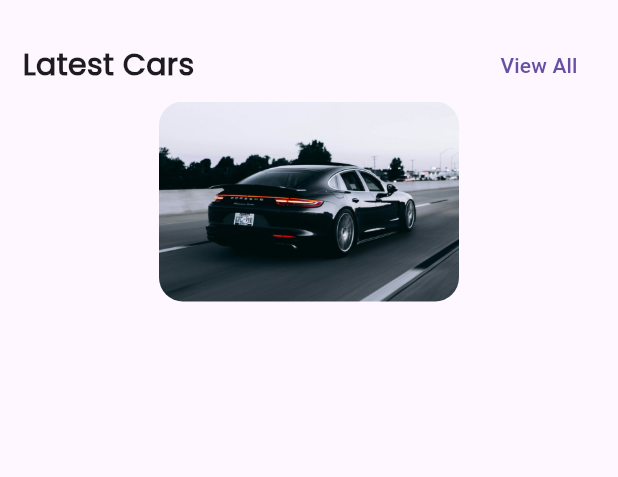
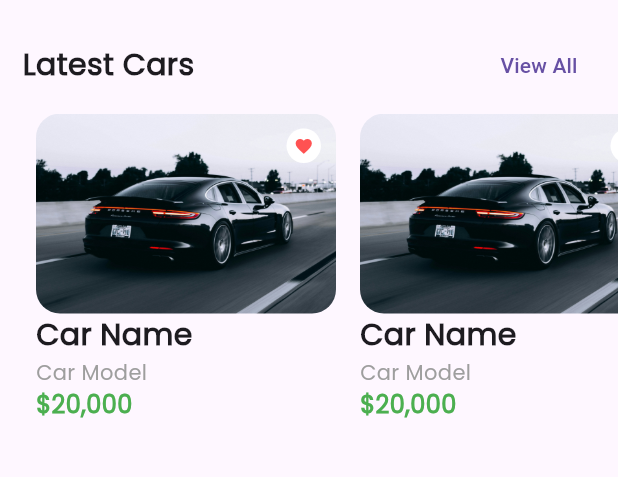
Before and after one commit to lesajayaweera/MAD_assignment_final, a Flutter app: the screen it shows after launch, on a phone screen of 412 x 824 dp, the part 485-962 px from its top. Run offline on Flutter 3.47's test engine with Material 3 defaults, Android fonts, the phone set to English and light mode, and no system bars.

Commit message:
done with the product container of the home page

```diff
--- a/lib/components/pages/Home/product_container.dart
+++ b/lib/components/pages/Home/product_container.dart
@@ -5,10 +5,15 @@ class carContainer extends StatelessWidget {
 
   @override
   Widget build(BuildContext context) {
-    return Container(
+    return Padding(
+      padding: const EdgeInsets.all(8.0),
+      child: Container(
         child: Column(
+          crossAxisAlignment: CrossAxisAlignment.start,
           mainAxisAlignment: MainAxisAlignment.start,
-        crossAxisAlignment: CrossAxisAlignment.start,
+          mainAxisSize: MainAxisSize.min,
+          children: [
+            Stack(
               children: [
                 ClipRRect(
                   borderRadius: BorderRadius.circular(16),
@@ -18,7 +23,53 @@ class carContainer extends StatelessWidget {
                     width: 200,
                   ),
                 ),
+                Positioned(
+                  top: 10,
+                  right: 10,
+                  child: Container(
+                    padding: EdgeInsets.all(5),
+                    decoration: BoxDecoration(
+                      color: Colors.white,
+
+                      shape: BoxShape.circle,
+                    ),
+
+                    child: Icon(
+                      Icons.favorite,
+                      color: Colors.redAccent,
+                      size: 13,
+                    ),
+                  ),
+                ),
               ],
+            ),
+            Text(
+              'Car Name',
+              style: TextStyle(
+                fontFamily: 'poppins',
+                fontSize: 20,
+                fontWeight: FontWeight.bold,
+              ),
+            ),
+            Text(
+              'Car Model',
+              style: TextStyle(
+                fontFamily: 'poppins',
+                fontSize: 14,
+                color: Colors.grey,
+              ),
+            ),
+            Text(
+              '\$20,000',
+              style: TextStyle(
+                fontFamily: 'poppins',
+                fontSize: 16,
+                fontWeight: FontWeight.bold,
+                color: Colors.green,
+              ),
+            ),
+          ],
+        ),
       ),
     );
   }
--- a/lib/screens/home.dart
+++ b/lib/screens/home.dart
@@ -75,6 +75,7 @@ class Home extends StatelessWidget {
             ),
             Container(
               child: Column(
+                crossAxisAlignment: CrossAxisAlignment.start,
                 children: [
                   Row(
                     mainAxisAlignment: MainAxisAlignment.spaceBetween,
@@ -102,7 +103,17 @@ class Home extends StatelessWidget {
                       ),
                     ],
                   ),
-                  carContainer(),
+                  SizedBox(
+                    height: 250, // Set height for horizontal list
+                    child: ListView.builder(
+                      itemCount: 5,
+                      scrollDirection: Axis.horizontal,
+                      padding: EdgeInsets.symmetric(horizontal: 16.0),
+                      itemBuilder: (context, index) {
+                        return carContainer();
+                      },
+                    ),
+                  ),
                 ],
               ),
             ),
```
Lines whose indentation alone changed are shown as unchanged.
